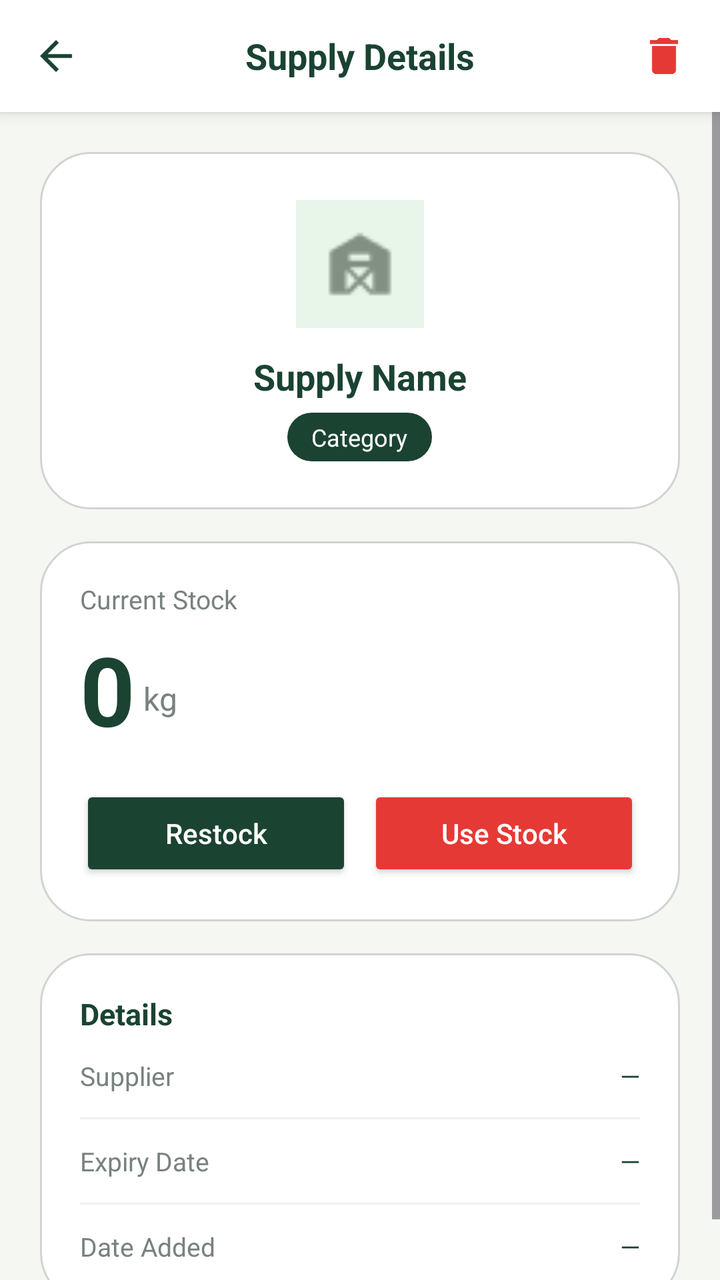
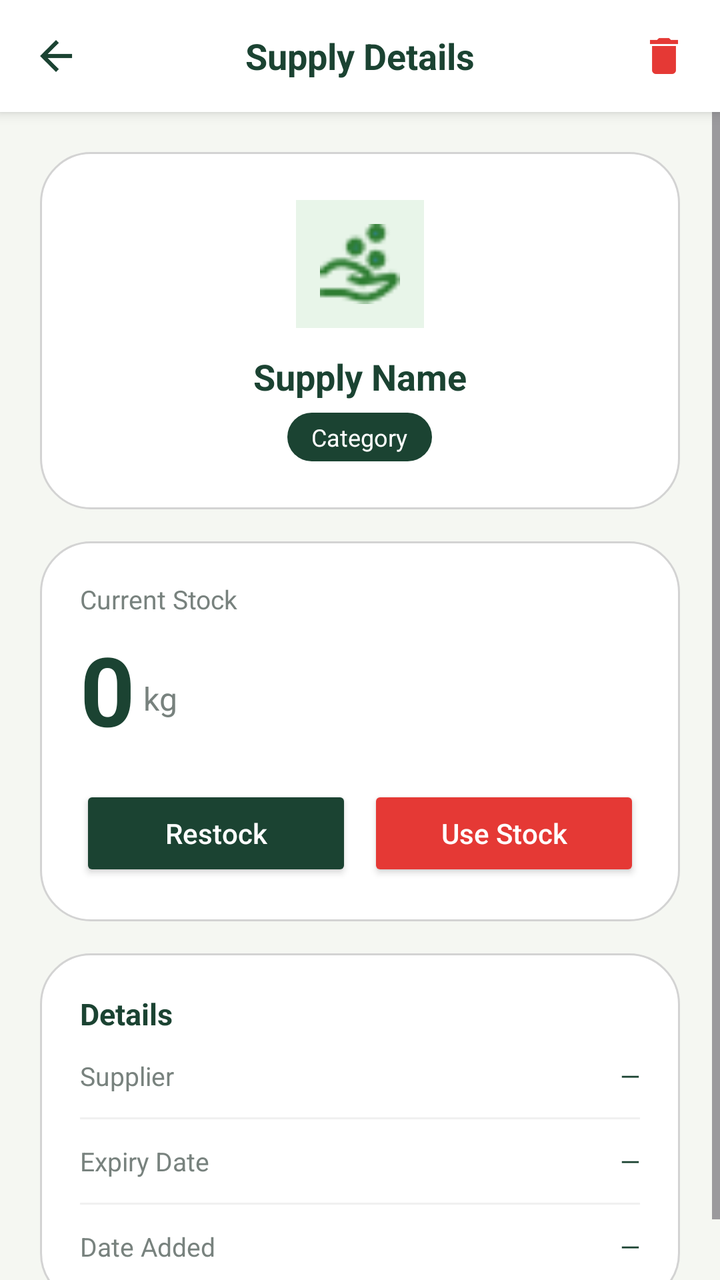

Two renders of the same Android screen: before a commit and after it. Below are the layout's source before the change and the commit's diff.
<!-- AndroidManifest.xml: application theme Theme.MyApplication -->
<!-- res/layout/activity_supply_detail.xml -->
<?xml version="1.0" encoding="utf-8"?>
<LinearLayout xmlns:android="http://schemas.android.com/apk/res/android"
    android:layout_width="match_parent"
    android:layout_height="match_parent"
    android:orientation="vertical"
    android:background="#F5F7F2">

    
    <LinearLayout
        android:layout_width="match_parent"
        android:layout_height="56dp"
        android:orientation="horizontal"
        android:gravity="center_vertical"
        android:background="#FFFFFF"
        android:paddingStart="8dp"
        android:paddingEnd="8dp"
        android:elevation="4dp">

        <ImageButton
            android:id="@+id/btnDetailBack"
            android:layout_width="40dp"
            android:layout_height="40dp"
            android:src="@drawable/ic_back"
            android:background="@android:color/transparent" />

        <TextView
            android:layout_width="0dp"
            android:layout_height="wrap_content"
            android:layout_weight="1"
            android:text="Supply Details"
            android:textSize="18sp"
            android:textStyle="bold"
            android:textColor="#1B4332"
            android:gravity="center" />

        <ImageButton
            android:id="@+id/btnDeleteSupply"
            android:layout_width="40dp"
            android:layout_height="40dp"
            android:src="@drawable/ic_delete"
            android:background="@android:color/transparent"
            android:tint="#E53935" />

    </LinearLayout>

    <ScrollView
        android:layout_width="match_parent"
        android:layout_height="match_parent">

        <LinearLayout
            android:layout_width="match_parent"
            android:layout_height="wrap_content"
            android:orientation="vertical"
            android:padding="20dp">

            
            <LinearLayout
                android:layout_width="match_parent"
                android:layout_height="wrap_content"
                android:orientation="vertical"
                android:background="@drawable/card_bg"
                android:padding="24dp"
                android:gravity="center"
                android:layout_marginBottom="16dp">

                <ImageView
                    android:layout_width="64dp"
                    android:layout_height="64dp"
                    android:src="@drawable/farm_icon"
                    android:background="#E8F5E9"
                    android:padding="12dp"
                    android:layout_marginBottom="12dp" />

                <TextView
                    android:id="@+id/tvDetailName"
                    android:layout_width="wrap_content"
                    android:layout_height="wrap_content"
                    android:text="Supply Name"
                    android:textSize="18sp"
                    android:textStyle="bold"
                    android:textColor="#1B4332"
                    android:layout_marginBottom="6dp" />

                <TextView
                    android:id="@+id/tvDetailCategory"
                    android:layout_width="wrap_content"
                    android:layout_height="wrap_content"
                    android:text="Category"
                    android:textSize="12sp"
                    android:textColor="#FFFFFF"
                    android:background="@drawable/chip_selected"
                    android:paddingStart="12dp"
                    android:paddingEnd="12dp"
                    android:paddingTop="4dp"
                    android:paddingBottom="4dp" />

            </LinearLayout>

            
            <LinearLayout
                android:layout_width="match_parent"
                android:layout_height="wrap_content"
                android:orientation="vertical"
                android:background="@drawable/card_bg"
                android:padding="20dp"
                android:layout_marginBottom="16dp">

                <TextView
                    android:layout_width="wrap_content"
                    android:layout_height="wrap_content"
                    android:text="Current Stock"
                    android:textColor="#78827E"
                    android:textSize="13sp"
                    android:layout_marginBottom="4dp" />

                <LinearLayout
                    android:layout_width="wrap_content"
                    android:layout_height="wrap_content"
                    android:orientation="horizontal"
                    android:gravity="bottom"
                    android:layout_marginBottom="16dp">

                    <TextView
                        android:id="@+id/tvCurrentStockValue"
                        android:layout_width="wrap_content"
                        android:layout_height="wrap_content"
                        android:text="0"
                        android:textSize="48sp"
                        android:textStyle="bold"
                        android:textColor="#1B4332" />

                    <TextView
                        android:id="@+id/tvCurrentStockUnit"
                        android:layout_width="wrap_content"
                        android:layout_height="wrap_content"
                        android:text="kg"
                        android:textSize="16sp"
                        android:textColor="#78827E"
                        android:layout_marginStart="4dp"
                        android:layout_marginBottom="8dp" />

                </LinearLayout>

                
                <LinearLayout
                    android:layout_width="match_parent"
                    android:layout_height="wrap_content"
                    android:orientation="horizontal">

                    <Button
                        android:id="@+id/btnRestock"
                        android:layout_width="0dp"
                        android:layout_height="48dp"
                        android:layout_weight="1"
                        android:text="Restock"
                        android:textColor="#FFFFFF"
                        android:backgroundTint="#1B4332"
                        android:textAllCaps="false"
                        android:layout_marginEnd="8dp" />

                    <Button
                        android:id="@+id/btnUseStock"
                        android:layout_width="0dp"
                        android:layout_height="48dp"
                        android:layout_weight="1"
                        android:text="Use Stock"
                        android:textColor="#FFFFFF"
                        android:backgroundTint="#E53935"
                        android:textAllCaps="false" />

                </LinearLayout>
            </LinearLayout>

            
            <LinearLayout
                android:layout_width="match_parent"
                android:layout_height="wrap_content"
                android:orientation="vertical"
                android:background="@drawable/card_bg"
                android:padding="20dp">

                <TextView
                    android:layout_width="wrap_content"
                    android:layout_height="wrap_content"
                    android:text="Details"
                    android:textSize="15sp"
                    android:textStyle="bold"
                    android:textColor="#1B4332"
                    android:layout_marginBottom="12dp" />

                
                <LinearLayout
                    android:layout_width="match_parent"
                    android:layout_height="wrap_content"
                    android:orientation="horizontal"
                    android:paddingBottom="12dp">

                    <TextView
                        android:layout_width="0dp"
                        android:layout_height="wrap_content"
                        android:layout_weight="1"
                        android:text="Supplier"
                        android:textColor="#78827E"
                        android:textSize="13sp" />

                    <TextView
                        android:id="@+id/tvDetailSupplier"
                        android:layout_width="wrap_content"
                        android:layout_height="wrap_content"
                        android:text="—"
                        android:textColor="#1B4332"
                        android:textSize="13sp" />
                </LinearLayout>

                
                <View
                    android:layout_width="match_parent"
                    android:layout_height="1dp"
                    android:background="#F0F0F0"
                    android:layout_marginBottom="12dp" />

                
                <LinearLayout
                    android:layout_width="match_parent"
                    android:layout_height="wrap_content"
                    android:orientation="horizontal"
                    android:paddingBottom="12dp">

                    <TextView
                        android:layout_width="0dp"
                        android:layout_height="wrap_content"
                        android:layout_weight="1"
                        android:text="Expiry Date"
                        android:textColor="#78827E"
                        android:textSize="13sp" />

                    <TextView
                        android:id="@+id/tvDetailExpiryDate"
                        android:layout_width="wrap_content"
                        android:layout_height="wrap_content"
                        android:text="—"
                        android:textColor="#1B4332"
                        android:textSize="13sp" />
                </LinearLayout>

                
                <View
                    android:layout_width="match_parent"
                    android:layout_height="1dp"
                    android:background="#F0F0F0"
                    android:layout_marginBottom="12dp" />

                
                <LinearLayout
                    android:layout_width="match_parent"
                    android:layout_height="wrap_content"
                    android:orientation="horizontal">

                    <TextView
                        android:layout_width="0dp"
                        android:layout_height="wrap_content"
                        android:layout_weight="1"
                        android:text="Date Added"
                        android:textColor="#78827E"
                        android:textSize="13sp" />

                    <TextView
                        android:id="@+id/tvDetailDateAdded"
                        android:layout_width="wrap_content"
                        android:layout_height="wrap_content"
                        android:text="—"
                        android:textColor="#1B4332"
                        android:textSize="13sp" />
                </LinearLayout>

            </LinearLayout>

        </LinearLayout>
    </ScrollView>

</LinearLayout>
<!-- resources referenced by this layout -->
<resources>
  <!-- drawable card_bg (drawable) -->
  <?xml version="1.0" encoding="utf-8"?>
  <shape xmlns:android="http://schemas.android.com/apk/res/android"
      android:shape="rectangle">
  
      <solid android:color="#FFFFFF" />
  
      <stroke
          android:width="1dp"
          android:color="#D3D3D3" />
  
      <corners android:radius="25dp" />
  
  </shape>
  <!-- drawable chip_selected (drawable) -->
  <?xml version="1.0" encoding="utf-8"?>
  <shape xmlns:android="http://schemas.android.com/apk/res/android"
      android:shape="rectangle">
      <solid android:color="#1B4332" />
      <corners android:radius="16dp" />
  </shape>
  <!-- drawable farm_icon: png bitmap (drawable, 527 bytes) -->
  <!-- drawable ic_back (drawable) -->
  <vector xmlns:android="http://schemas.android.com/apk/res/android"
      android:width="24dp"
      android:height="24dp"
      android:viewportWidth="24"
      android:viewportHeight="24">
      <path
          android:fillColor="#1B4332"
          android:pathData="M20,11H7.83l5.59,-5.59L12,4l-8,8 8,8 1.41,-1.41L7.83,13H20v-2z"/>
  </vector>
  <!-- drawable ic_delete (drawable) -->
  <vector xmlns:android="http://schemas.android.com/apk/res/android"
      android:width="24dp"
      android:height="24dp"
      android:viewportWidth="24"
      android:viewportHeight="24">
      <path
          android:fillColor="#E53935"
          android:pathData="M6,19c0,1.1 0.9,2 2,2h8c1.1,0 2,-0.9 2,-2V7H6v12zM19,4h-3.5l-1,-1h-5l-1,1H5v2h14V4z"/>
  </vector>
  <style name="Theme.MyApplication" parent="Base.Theme.MyApplication" />
  <style name="Base.Theme.MyApplication" parent="Theme.Material3.DayNight.NoActionBar">
          
          
      </style>
</resources>

<!-- the commit's change to res/layout/activity_supply_detail.xml (unified diff, before → after) -->
@@ -66,7 +66,7 @@
                 <ImageView
                     android:layout_width="64dp"
                     android:layout_height="64dp"
-                    android:src="@drawable/farm_icon"
+                    android:src="@drawable/feeds"
                     android:background="#E8F5E9"
                     android:padding="12dp"
                     android:layout_marginBottom="12dp" />
<!-- resource entries referenced after the edit -->
@@ -21,7 +21,7 @@
       <solid android:color="#1B4332" />
       <corners android:radius="16dp" />
   </shape>
-  <!-- drawable farm_icon: png bitmap (drawable, 527 bytes) -->
+  <!-- drawable feeds: png bitmap (drawable, 772 bytes) -->
   <!-- drawable ic_back (drawable) -->
   <vector xmlns:android="http://schemas.android.com/apk/res/android"
       android:width="24dp"
